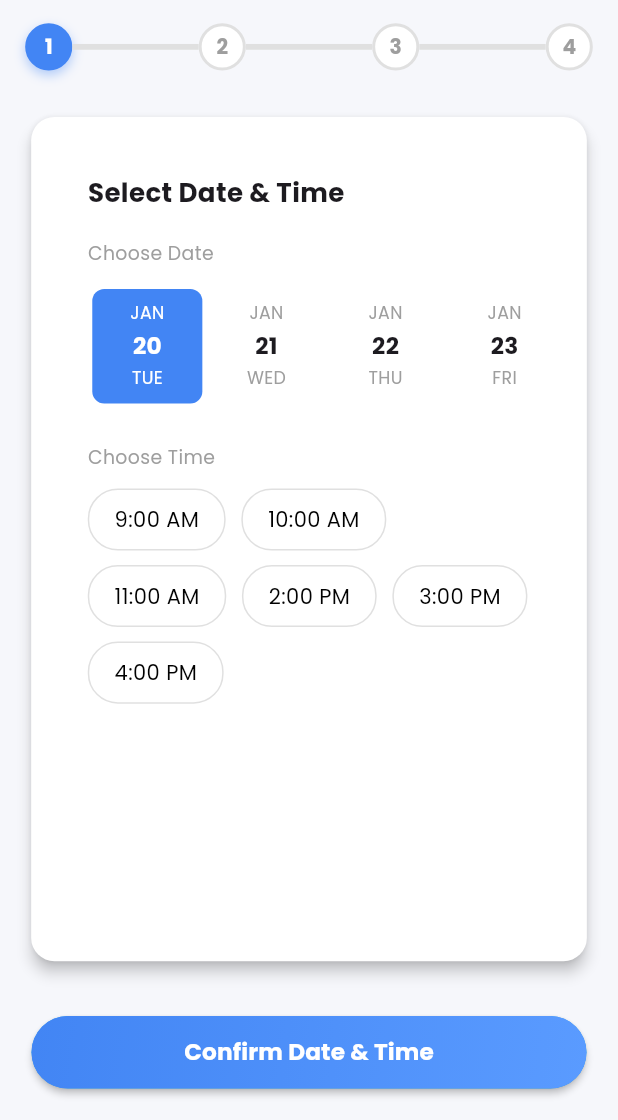
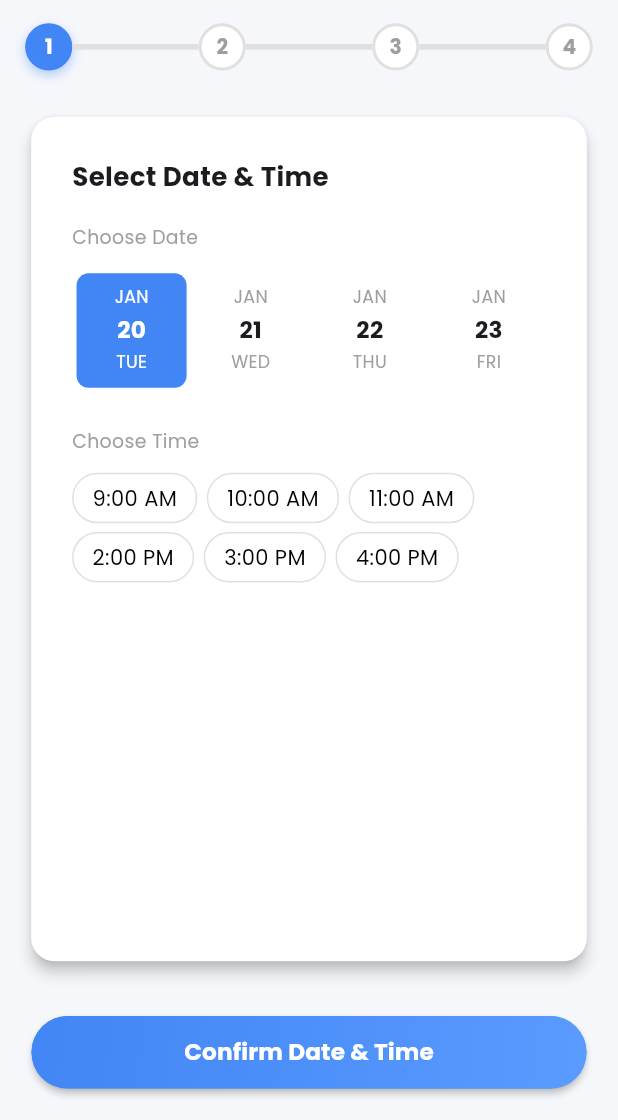
Before and after one commit to Hassaan-Rajwani/Fix-Master, a Flutter app: the BookingStepperScreen screen opened directly, on a phone screen of 412 x 824 dp, the part 116-1236 px from its top. Run offline on Flutter 3.47's test engine with Material 3 defaults, Android fonts, the phone set to English and light mode, and no system bars; drawn by our look-alikes of date_picker_timeline; our stand-ins replace flutter_screenutil, flutter_svg, font_awesome_flutter, get, google_fonts, pin_code_fields.

Commit message:
fix: ui changes

```diff
--- a/lib/pages/customer/home/booking/date_time_step.dart
+++ b/lib/pages/customer/home/booking/date_time_step.dart
@@ -12,7 +12,7 @@ class DateTimeStep extends StatelessWidget {
   @override
   Widget build(BuildContext context) {
     return Padding(
-      padding: EdgeInsets.all(20.w),
+      padding: EdgeInsets.all(10.w),
       child: Column(
         crossAxisAlignment: CrossAxisAlignment.start,
         children: [
@@ -75,14 +75,14 @@ class DateTimeStep extends StatelessWidget {
     ];
 
     return Wrap(
-      spacing: 10.w,
-      runSpacing: 10.h,
+      spacing: 6.w,
+      runSpacing: 6.h,
       children: List.generate(times.length, (index) {
         return Obx(
           () => GestureDetector(
             onTap: () => controller.selectTime(index),
             child: Container(
-              padding: EdgeInsets.symmetric(vertical: 10.h, horizontal: 16.w),
+              padding: EdgeInsets.symmetric(vertical: 6.h, horizontal: 12.w),
               decoration: BoxDecoration(
                 color: controller.selectedTimeIndex.value == index
                     ? const Color(0xff4285F4)
--- a/lib/pages/customer/home/home_screen.dart
+++ b/lib/pages/customer/home/home_screen.dart
@@ -31,7 +31,7 @@ class _HomeScreenState extends State<HomeScreen> {
                   _statsRow(),
                   30.verticalSpace,
                   _allServices(),
-                  30.verticalSpace,
+                  150.verticalSpace,
                 ],
               ),
             ),
@@ -165,7 +165,7 @@ class _HomeScreenState extends State<HomeScreen> {
   /// 📊 Stats
   Widget _statsRow() {
     return SizedBox(
-      height: 120.h,
+      height: 125.h,
       child: ListView(
         scrollDirection: Axis.horizontal,
         padding: EdgeInsets.symmetric(horizontal: 20.w),
```
